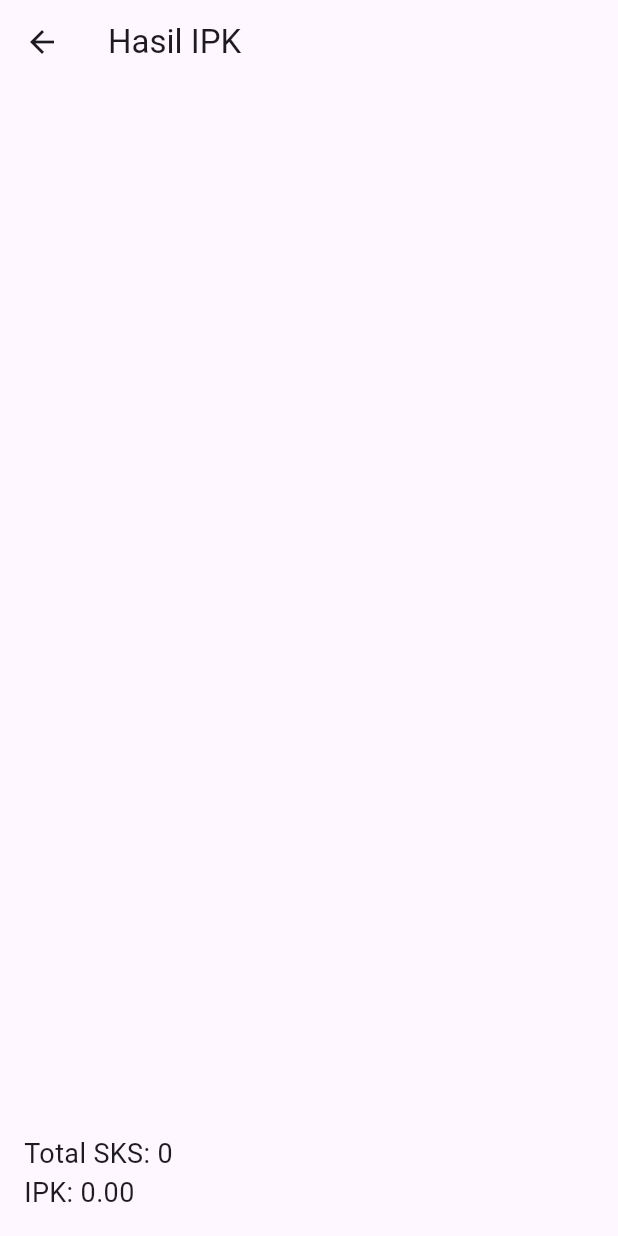
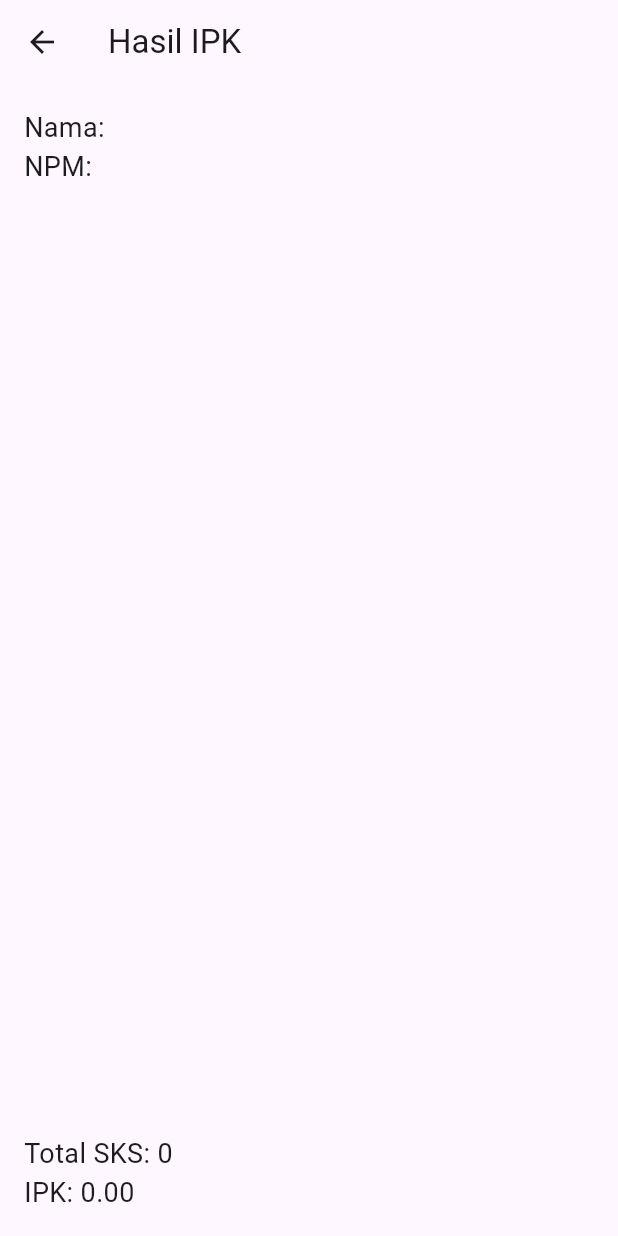
Before and after one commit to 12irsyad2003/Irsyadul_Ibad_Praktikum_Android, a Flutter app: the HasilIpkPage screen opened directly with empty values, on a phone screen of 412 x 824 dp. Run offline on Flutter 3.47's test engine with Material 3 defaults, Android fonts, the phone set to English and light mode, and no system bars.

Commit message:
Menambahkan Nama dan NPM hasil_ipk.dart

```diff
--- a/pertemuan04/lib/hasil_ipk.dart
+++ b/pertemuan04/lib/hasil_ipk.dart
@@ -7,12 +7,18 @@ class HasilIpkPage extends StatelessWidget {
   final List<int> sksMatakuliah;
   final List<String?> selectedNilai;
 
+  // Menambahkan parameter Nama dan NPM
+  final String nama;
+  final String npm;
+
   HasilIpkPage({
     required this.ipk,
     required this.totalSks,
     required this.selectedMatakuliah,
     required this.sksMatakuliah,
     required this.selectedNilai,
+    required this.nama,
+    required this.npm,
   });
 
   @override
@@ -24,13 +30,15 @@ class HasilIpkPage extends StatelessWidget {
         child: Column(
           crossAxisAlignment: CrossAxisAlignment.start,
           children: [
-            // Menampilkan setiap mata kuliah dan nilai
+            // Menampilkan Nama dan NPM
+            Text('Nama: $nama', style: TextStyle(fontSize: 18)),
+            Text('NPM: $npm', style: TextStyle(fontSize: 18)),
+            SizedBox(height: 16),
             Expanded(
               child: ListView.builder(
                 itemCount: selectedMatakuliah.length,
                 itemBuilder: (context, index) {
                   String nilai = selectedNilai[index] ?? 'Belum Dipilih';
-
                   return ListTile(
                     title: Text('${selectedMatakuliah[index]}'),
                     subtitle:
@@ -39,7 +47,6 @@ class HasilIpkPage extends StatelessWidget {
                 },
               ),
             ),
-            // Menampilkan Total SKS dan IPK di bawah
             SizedBox(height: 16),
             Text('Total SKS: ${totalSks.toInt()}',
                 style: TextStyle(fontSize: 18)),
```
